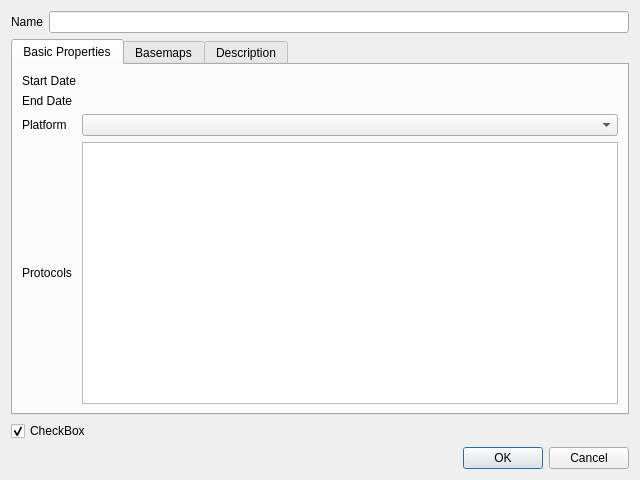
First picture: the form in src/view/ui/event2.ui, repository Riverscapes/QRiS, before the edit.
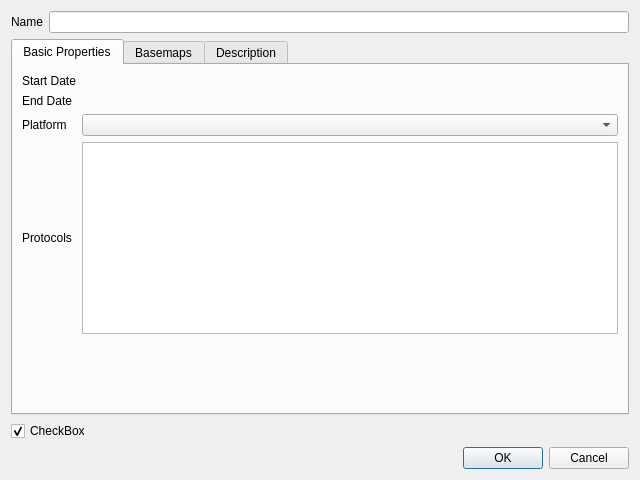
Second picture: the form after the edit.

Commit message: dce and designs creating

```diff
--- a/src/view/ui/event2.ui
+++ b/src/view/ui/event2.ui
@@ -78,6 +78,19 @@
            </item>
           </layout>
          </item>
+         <item row="1" column="0">
+          <spacer name="verticalSpacer">
+           <property name="orientation">
+            <enum>Qt::Vertical</enum>
+           </property>
+           <property name="sizeHint" stdset="0">
+            <size>
+             <width>20</width>
+             <height>40</height>
+            </size>
+           </property>
+          </spacer>
+         </item>
         </layout>
        </widget>
        <widget class="QWidget" name="tabBasemaps">
```
Left out of the diff: 2 changed lines with no effect on the pictures. The commit also changes 6 other files.
